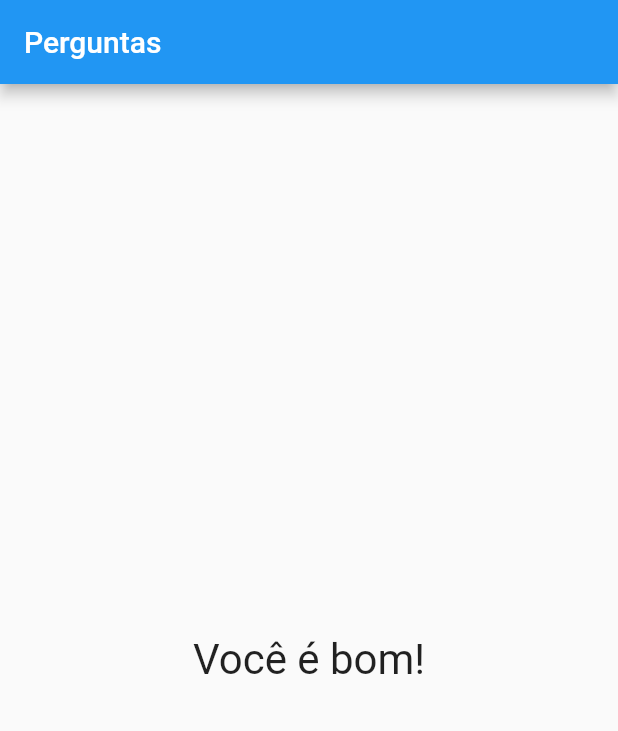
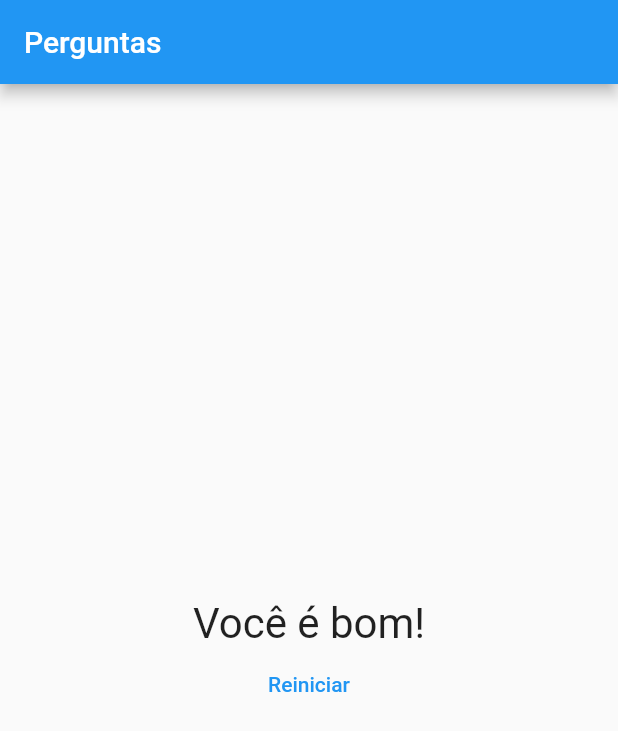
Before and after one commit to llucasmota/question-app, a Flutter app: the screen it shows after launch, after a tap on "Preto", after a tap on "Cobra", after a tap on "Leo", on a phone screen of 412 x 824 dp. Shown: the top 731 px of the screen. Run offline on Flutter 3.47's test engine with Material 2 defaults, Android fonts, the phone set to English and light mode, and no system bars.

Commit message:
feat(*): adding restart form

```diff
--- a/lib/main.dart
+++ b/lib/main.dart
@@ -14,6 +14,13 @@ class _PerguntaAppState extends State<PerguntaApp> {
         _pontuacaoTotal += pontuacao;
       });
     }
+  }
+
+  void _reiniciarQuestionario() {
+    setState(() {
+      _perguntaSelecionada = 0;
+      _pontuacaoTotal = 0;
+    });
   }
 
   final _perguntas = const [
@@ -62,7 +69,7 @@ class _PerguntaAppState extends State<PerguntaApp> {
                     perguntas: _perguntas,
                     perguntaSelecionada: _perguntaSelecionada,
                     onSelection: _responder)
-                : Result(_pontuacaoTotal)));
+                : Result(_pontuacaoTotal, _reiniciarQuestionario)));
   }
 }
 
--- a/lib/result.dart
+++ b/lib/result.dart
@@ -2,7 +2,8 @@ import 'package:flutter/material.dart';
 
 class Result extends StatelessWidget {
   final int pontuacao;
-  Result(this.pontuacao);
+  final void Function() reiniciarQuestionario;
+  Result(this.pontuacao, this.reiniciarQuestionario);
 
   String get fraseResultado {
     if (pontuacao < 8) {
@@ -18,11 +19,22 @@ class Result extends StatelessWidget {
 
   @override
   Widget build(BuildContext context) {
-    return Center(
-      child: Text(
-        '$fraseResultado',
-        style: TextStyle(fontSize: 28),
-      ),
+    return Column(
+      mainAxisAlignment: MainAxisAlignment.center,
+      children: [
+        Center(
+          child: Text(
+            fraseResultado,
+            style: TextStyle(fontSize: 28),
+          ),
+        ),
+        TextButton(
+          onPressed: reiniciarQuestionario,
+          child: Text('Reiniciar'),
+          style: ButtonStyle(
+              surfaceTintColor: MaterialStateProperty.all(Colors.blue)),
+        )
+      ],
     );
   }
 }
```
